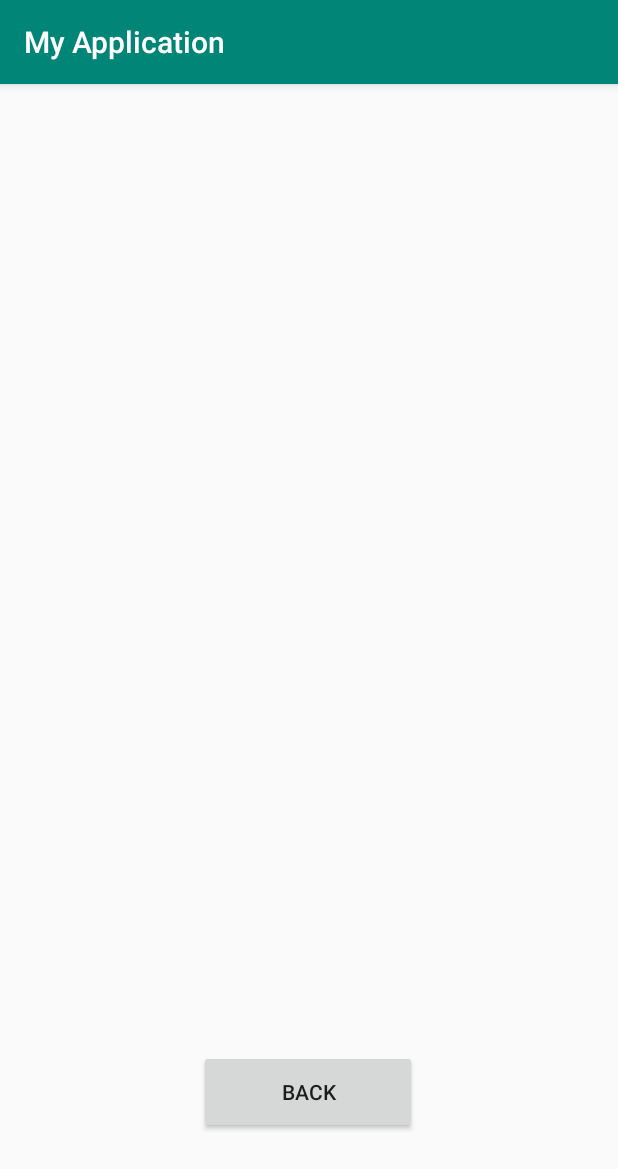
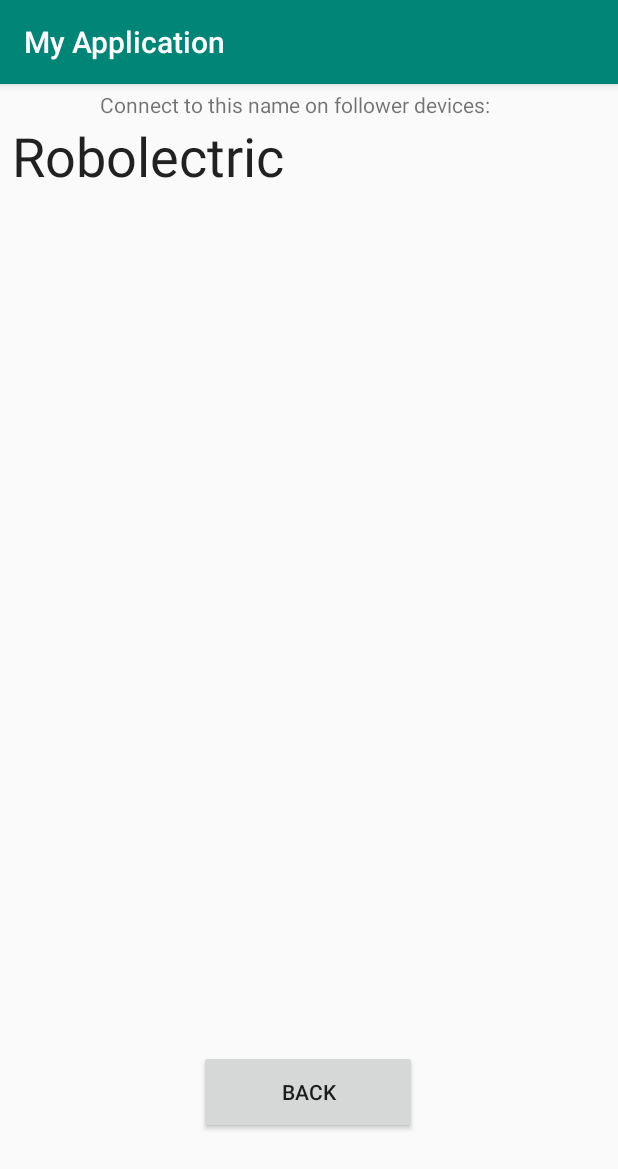
Before and after one commit to Blarc/Dragonhack2019, an Android app: the HostActivity screen opened directly, with no data from a screen before it, on a phone screen of 412 x 824 dp. Shown: the top 1169 px of the screen. Run offline under Robolectric (Android 15) with nearby library versions, the phone set to English and light mode, and no system bars; our stand-ins replace Firebase (no records; nobody signed in at launch, a user with empty details on screens opened directly); 1 statement that could not run was skipped.

Commit message:
Host can read files from "message" directory, scrollView added, follower to be done

```diff
--- a/Android/app/src/main/java/com/example/myapplication/Activities/HostActivity.java
+++ b/Android/app/src/main/java/com/example/myapplication/Activities/HostActivity.java
@@ -5,32 +5,72 @@ import android.os.Build;
 import android.support.v7.app.AppCompatActivity;
 import android.os.Bundle;
 import android.text.TextUtils;
+import android.util.Log;
 import android.view.View;
+import android.widget.TextView;
 
 import com.example.myapplication.R;
+import com.google.firebase.database.DataSnapshot;
+import com.google.firebase.database.DatabaseError;
 import com.google.firebase.database.DatabaseReference;
 import com.google.firebase.database.FirebaseDatabase;
+import com.google.firebase.database.ValueEventListener;
+
+import java.util.ArrayList;
 
 public class HostActivity extends AppCompatActivity {
 
     //naredi povezavo s FireBase
-    String imeNaprave = getDeviceName();
-    FirebaseDatabase db = FirebaseDatabase.getInstance();
-    DatabaseReference myRef = db.getReference(imeNaprave);
-
+    String imeNaprave;
+    String pot;
+    FirebaseDatabase db;
+    ArrayList<String> podatki;
     //ko se nalozi screen hosta, se izvede funkcija, ki poslje firebase-u ime trenutne naprave
     @Override
     protected void onCreate(Bundle savedInstanceState) {
         super.onCreate(savedInstanceState);
         setContentView(R.layout.activity_host);
-        sendMessage("Testis");
+        imeNaprave = getDeviceName();
+        pot = "message/";
+        //izpisemo ime naprave
+        TextView ime = (TextView)findViewById(R.id.imeNaprave);
+        ime.setText(imeNaprave);
+
+        podatki = new ArrayList<String>();
+        //sendMessage(this.imeNaprave, "Host");
+        Log.i(null, "Testis1234");
+
+        //zacnemo proces branja podatkov iz baze
+        db = FirebaseDatabase.getInstance();
+        DatabaseReference ref = db.getReference(pot);
+        // dodamo listener, ki poslusa na mapi ime/
+        ValueEventListener listener = new ValueEventListener() {
+            @Override
+            public void onDataChange(DataSnapshot dataSnapshot) {
+                podatki = (ArrayList<String>) dataSnapshot.getValue();
+                Log.i("MyApp", "prebrali snapshot: ");
+                Log.i("MyApp", podatki.toString());
+            }
+
+            @Override
+            public void onCancelled(DatabaseError databaseError) {
+                System.out.println("The read failed: " + databaseError.getCode());
+            }
+        };
+        ref.addValueEventListener(listener);
+
+        //izpisemo vse elemente v podatkih
+
+
     }
 
+    //spremeni activity nazaj na izbiro med Host in Follower
     public void goToMainActivity(View view) {
         startActivity(new Intent(HostActivity.this, MainActivity.class));
     }
 
-    public static String getDeviceName() {
+    //vrne ime naprave/telefona
+    public String getDeviceName() {
         String manufacturer = Build.MANUFACTURER;
         String model = Build.MODEL;
         if (model.startsWith(manufacturer)) {
@@ -38,12 +78,14 @@ public class HostActivity extends AppCompatActivity {
         }
         return capitalize(manufacturer) + " " + model;
     }
-
-    public void sendMessage(String str) {
+    //nastavi value na poti pot na str
+    public void sendMessage(String pot, String str) {
+        //reference je pot na bazi
+        DatabaseReference myRef = db.getReference(pot);
         myRef.setValue(str);
     }
 
-    private static String capitalize(String str) {
+    private String capitalize(String str) {
         if (TextUtils.isEmpty(str)) {
             return str;
         }
@@ -64,6 +106,14 @@ public class HostActivity extends AppCompatActivity {
 
         return phrase.toString();
     }
+    //razred, v katerega shranimo podatke
+    public class Podatki{
+        String[] imena;
+        int stevilo;
 
-
+        public Podatki(String[] imena, int stevilo){
+            this.imena = imena;
+            this.stevilo = stevilo;
+        }
+    }
 }
--- a/Android/app/src/main/res/layout/activity_host.xml
+++ b/Android/app/src/main/res/layout/activity_host.xml
@@ -21,4 +21,57 @@
         app:layout_constraintEnd_toEndOf="parent"
         app:layout_constraintHorizontal_bias="0.498"
         app:layout_constraintStart_toStartOf="parent" />
+
+    <TextView
+        android:id="@+id/razlaga"
+        android:layout_width="279dp"
+        android:layout_height="19dp"
+        android:layout_marginStart="8dp"
+        android:layout_marginLeft="8dp"
+        android:layout_marginTop="4dp"
+        android:layout_marginEnd="8dp"
+        android:layout_marginRight="8dp"
+        android:text="@string/razlaga"
+        app:layout_constraintEnd_toEndOf="parent"
+        app:layout_constraintStart_toStartOf="parent"
+        app:layout_constraintTop_toTopOf="parent" />
+
+    <TextView
+        android:id="@+id/imeNaprave"
+        android:layout_width="394dp"
+        android:layout_height="92dp"
+        android:layout_marginStart="8dp"
+        android:layout_marginLeft="8dp"
+        android:layout_marginEnd="8dp"
+        android:layout_marginRight="8dp"
+        android:text="@string/imeNaprave"
+        android:textAppearance="@style/TextAppearance.AppCompat.Large"
+        android:textSize="36sp"
+        app:layout_constraintEnd_toEndOf="parent"
+        app:layout_constraintHorizontal_bias="0.0"
+        app:layout_constraintStart_toStartOf="parent"
+        app:layout_constraintTop_toBottomOf="@+id/razlaga" />
+
+    <ScrollView
+        android:layout_width="393dp"
+        android:layout_height="470dp"
+        android:layout_marginStart="8dp"
+        android:layout_marginLeft="8dp"
+        android:layout_marginTop="8dp"
+        android:layout_marginEnd="8dp"
+        android:layout_marginRight="8dp"
+        android:layout_marginBottom="8dp"
+        app:layout_constraintBottom_toTopOf="@+id/naMainActivity"
+        app:layout_constraintEnd_toEndOf="parent"
+        app:layout_constraintHorizontal_bias="0.0"
+        app:layout_constraintStart_toStartOf="parent"
+        app:layout_constraintTop_toBottomOf="@+id/imeNaprave"
+        app:layout_constraintVertical_bias="0.057">
+
+        <LinearLayout
+            android:layout_width="match_parent"
+            android:layout_height="wrap_content"
+            android:orientation="vertical" />
+    </ScrollView>
+
 </android.support.constraint.ConstraintLayout>
--- a/Android/app/src/main/res/values/strings.xml
+++ b/Android/app/src/main/res/values/strings.xml
@@ -11,4 +11,6 @@
     <string name="playButtonTextStop">Stop</string>
     <string name="recordButton">Record</string>
     <string name="recordButtonOnClickListener">recordButtonOnClickListener</string>
+    <string name="imeNaprave">imeNapraveText</string>
+    <string name="razlaga">Connect to this name on follower devices:</string>
 </resources>
```
